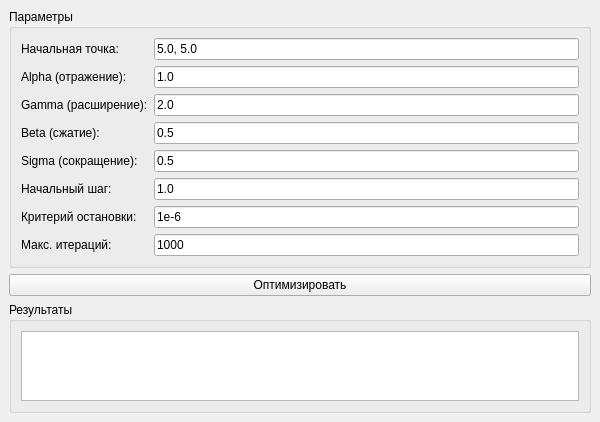
This is NelderMeadGUI/src/mainwindow.ui in plotnikovkirill/nelderr as Qt 5 draws it before an edit. The edited form follows.
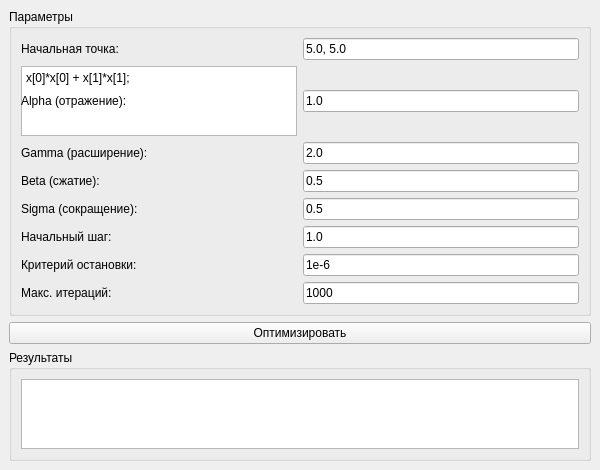
This is the edited form.

The edit to the form file:
```diff
--- a/NelderMeadGUI/src/mainwindow.ui
+++ b/NelderMeadGUI/src/mainwindow.ui
@@ -26,6 +26,13 @@
          </property>
         </widget>
        </item>
+	<item>
+      <widget class="QPlainTextEdit" name="functionEdit">
+        <property name="plainText">
+          <string>x[0]*x[0] + x[1]*x[1];</string>
+        </property>
+      </widget>
+    </item>
        <item row="0" column="1">
         <widget class="QLineEdit" name="lineEditInitialPoint">
          <property name="text">
```
